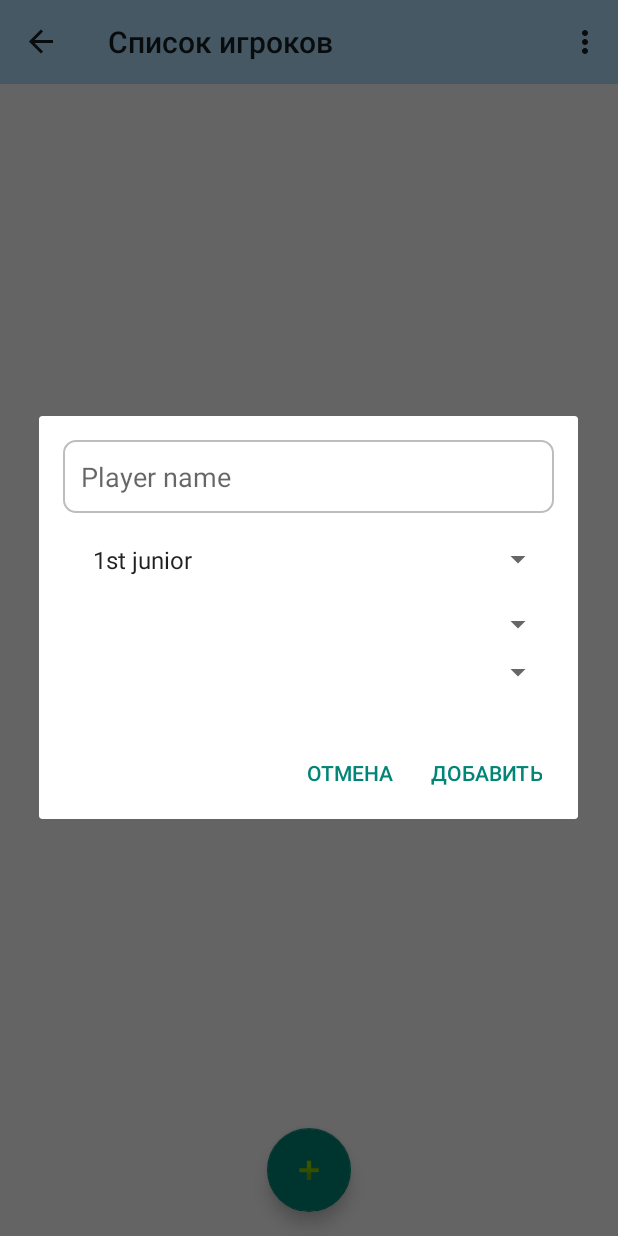
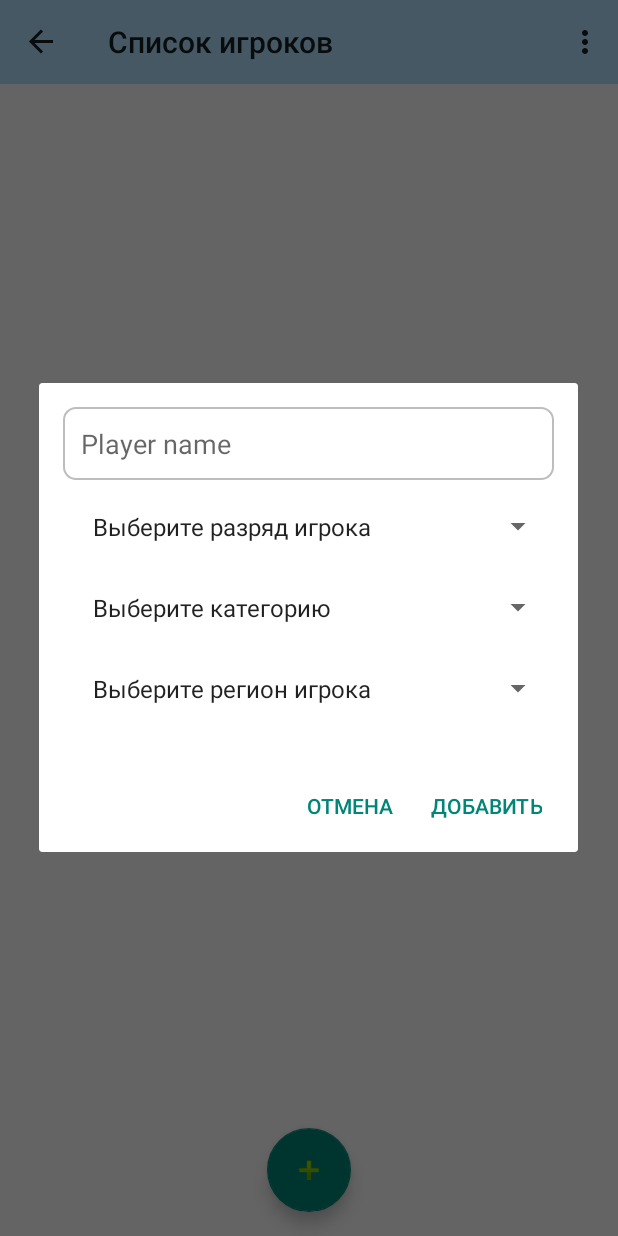
Before and after one commit to Nishtyachok/gorodoki, an Android app: the PlayerFragment screen opened through its navigation route, after a tap on an icon or button, on a phone screen of 412 x 824 dp. Run offline under Robolectric (Android 15) with nearby library versions, the phone set to English and light mode, and no system bars; our stand-ins replace navigation-ui; 9 statements that could not run were skipped.

Commit message:
ui_secretary (open) + fix null exception + hints for addPlayer

```diff
--- a/app/src/main/java/ru/nishty/aai_referee/ui/secretary/players_list/player_list/PlayerFragment.java
+++ b/app/src/main/java/ru/nishty/aai_referee/ui/secretary/players_list/player_list/PlayerFragment.java
@@ -2,13 +2,17 @@ package ru.nishty.aai_referee.ui.secretary.players_list.player_list;
 
 import android.app.AlertDialog;
 import android.database.sqlite.SQLiteDatabase;
+import android.graphics.Color;
 import android.os.Bundle;
 import android.view.LayoutInflater;
 import android.view.View;
 import android.view.ViewGroup;
 import android.widget.ArrayAdapter;
+import android.widget.Button;
 import android.widget.EditText;
 import android.widget.Spinner;
+import android.widget.TextView;
+import android.widget.Toast;
 
 import androidx.annotation.NonNull;
 import androidx.annotation.Nullable;
@@ -79,6 +83,7 @@ public class PlayerFragment extends Fragment {
         Spinner spinnerRegion = dialogView.findViewById(R.id.spinnerRegion);
 
         List<String> gradeNames = new ArrayList<>();
+        gradeNames.add("Выберите разряд игрока");
         for (int i = 1; i <= 9; i++) {
             int gradeResourceId = DataBaseContractSecretary.GradeHelper.getGrade(i);
             if (gradeResourceId != -1) {
@@ -89,7 +94,7 @@ public class PlayerFragment extends Fragment {
         List<Region> regions = dataBaseHelperSecretary.getRegions(dataBaseHelperSecretary.getWritableDatabase(), UUID.fromString(competitionUuid));
         List<String> regionNames = new ArrayList<>();
         List<Integer> regionIds = new ArrayList<>();
-
+        regionNames.add("Выберите регион игрока");
         for (Region region : regions) {
             regionNames.add(region.getName());
             regionIds.add(region.getId());
@@ -98,41 +103,87 @@ public class PlayerFragment extends Fragment {
         List<Category> categories = dataBaseHelperSecretary.getCategories(dataBaseHelperSecretary.getWritableDatabase(), UUID.fromString(competitionUuid));
         List<String> categoryNames = new ArrayList<>();
         List<Integer> categoryIds = new ArrayList<>();
+        categoryNames.add("Выберите категорию");
 
         for (Category category : categories) {
             categoryNames.add(category.getName());
             categoryIds.add(category.getId());
         }
 
-        ArrayAdapter<String> gradeAdapter = new ArrayAdapter<>(getActivity(), android.R.layout.simple_spinner_item, gradeNames);
+        ArrayAdapter<String> gradeAdapter = new ArrayAdapter<String>(getActivity(), android.R.layout.simple_spinner_item, gradeNames) {
+            @Override
+            public View getDropDownView(int position, View convertView, ViewGroup parent) {
+                View view = super.getDropDownView(position, convertView, parent);
+                if (position == 0) { // Первый элемент списка
+                    // Устанавливаем серый цвет для текста
+                    ((TextView) view).setTextColor(Color.GRAY);
+                } else {
+                    // Устанавливаем обычный цвет для текста (черный, например)
+                    ((TextView) view).setTextColor(Color.BLACK);
+                }
+                return view;
+            }
+        };
         gradeAdapter.setDropDownViewResource(android.R.layout.simple_spinner_dropdown_item);
 
-        ArrayAdapter<String> regionAdapter = new ArrayAdapter<>(getActivity(), android.R.layout.simple_spinner_item, regionNames);
-        regionAdapter.setDropDownViewResource(android.R.layout.simple_spinner_dropdown_item);
+        ArrayAdapter<String> regionAdapter = new ArrayAdapter<String>(getActivity(), android.R.layout.simple_spinner_item, regionNames) {
+            @Override
+            public View getDropDownView(int position, View convertView, ViewGroup parent) {
+                View view = super.getDropDownView(position, convertView, parent);
+                if (position == 0) { // Первый элемент списка
+                    // Устанавливаем серый цвет для текста
+                    ((TextView) view).setTextColor(Color.GRAY);
+                } else {
+                    // Устанавливаем обычный цвет для текста (черный, например)
+                    ((TextView) view).setTextColor(Color.BLACK);
+                }
+                return view;
+            }
+        };
 
-        ArrayAdapter<String> categoryAdapter = new ArrayAdapter<>(getActivity(), android.R.layout.simple_spinner_item, categoryNames);
-        categoryAdapter.setDropDownViewResource(android.R.layout.simple_spinner_dropdown_item);
-
+        ArrayAdapter<String> categoryAdapter = new ArrayAdapter<String>(getActivity(), android.R.layout.simple_spinner_item, categoryNames) {
+            @Override
+            public View getDropDownView(int position, View convertView, ViewGroup parent) {
+                View view = super.getDropDownView(position, convertView, parent);
+                if (position == 0) { // Первый элемент списка
+                    // Устанавливаем серый цвет для текста
+                    ((TextView) view).setTextColor(Color.GRAY);
+                } else {
+                    // Устанавливаем обычный цвет для текста (черный, например)
+                    ((TextView) view).setTextColor(Color.BLACK);
+                }
+                return view;
+            }
+        };
 
         // Устанавливаем адаптер для Spinner'а
         spinnerGrade.setAdapter(gradeAdapter);
-        spinnerGrade.setPrompt(getString(R.string.hint_grade));
         spinnerRegion.setAdapter(regionAdapter);
-        spinnerGrade.setPrompt(getString(R.string.hint_region));
         spinnerCategory.setAdapter(categoryAdapter);
-        spinnerGrade.setPrompt(getString(R.string.hint_category));
 
 
-        new AlertDialog.Builder(getActivity())
+        AlertDialog dialog = new AlertDialog.Builder(getActivity())
                 .setView(dialogView)
-                .setPositiveButton("Добавить", (dialog, which) -> {
+                .setPositiveButton("Добавить", null) // Устанавливаем обработчик в null
+                .setNegativeButton("Отмена", null)
+                .create();
+
+        dialog.setOnShowListener(dialogInterface -> {
+            Button addButton = dialog.getButton(AlertDialog.BUTTON_POSITIVE);
+            addButton.setOnClickListener(view -> {
+                int selectedGrade = spinnerGrade.getSelectedItemPosition();
+                int selectedPositionCategory = spinnerCategory.getSelectedItemPosition() - 1;
+                int selectedPositionRegion = spinnerRegion.getSelectedItemPosition() - 1;
+                if (selectedGrade == 0) {
+                    Toast.makeText(getActivity(), "Пожалуйста, выберите разряд", Toast.LENGTH_SHORT).show();
+                } else if (selectedPositionCategory < 0) {
+                    Toast.makeText(getActivity(), "Пожалуйста, выберите категорию", Toast.LENGTH_SHORT).show();
+                } else if (selectedPositionRegion < 0) {
+                    Toast.makeText(getActivity(), "Пожалуйста, выберите регион", Toast.LENGTH_SHORT).show();
+                } else {
+                    // Если все поля выбраны, выполняем действия добавления игрока
                     String name = etPlayerName.getText().toString();
-                    int selectedGrade = spinnerGrade.getSelectedItemPosition()+1;
-
-                    int selectedPositionCategory = spinnerCategory.getSelectedItemPosition();
                     int selectedCategory = categoryIds.get(selectedPositionCategory);
-
-                    int selectedPositionRegion = spinnerRegion.getSelectedItemPosition();
                     int selectedRegion = regionIds.get(selectedPositionRegion);
 
                     Player player = new Player();
@@ -142,17 +193,19 @@ public class PlayerFragment extends Fragment {
                     player.setCategoryId(selectedCategory);
                     player.setRegionId(selectedRegion);
 
-
                     SQLiteDatabase db = dataBaseHelperSecretary.getWritableDatabase();
                     long playerId = dataBaseHelperSecretary.addPlayer(db, player, UUID.fromString(competitionUuid));
 
                     if (playerId != -1) {
                         playersList.add(player);
                         playerAdapter.notifyDataSetChanged();
+                        dialog.dismiss(); // Закрываем диалог только если все успешно
                     }
-                })
-                .setNegativeButton("Отмена", null)
-                .show();
+                }
+            });
+        });
+
+        dialog.show();
     }
 
 }
--- a/app/src/main/res/values/colors.xml
+++ b/app/src/main/res/values/colors.xml
@@ -6,6 +6,8 @@
     <color name ="red">#ff0000</color>
     <color name="colorBlue">#4147D5</color>
     <color name="colorGrey">#7F7F7F</color>
+    <color name="colorGray1">#808080</color>
+
 
 
 </resources>
```
